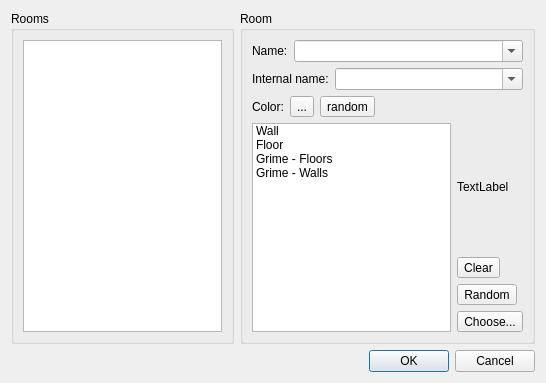
First picture: the form in src/tiled/BuildingEditor/roomsdialog.ui, repository timbaker/tiled, before the edit.
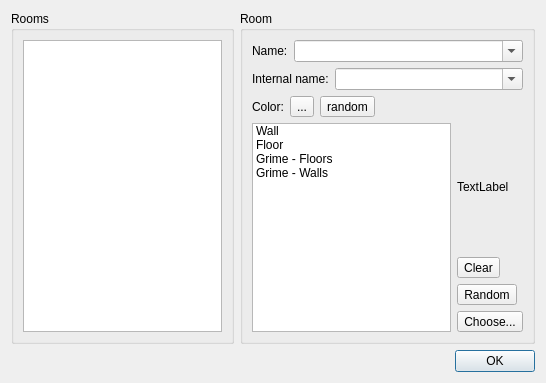
Second picture: the form after the edit. Icons and pictures are not drawn. Custom widgets are drawn as their Qt base class.

Commit message: Added undo/redo to BuildingEd's room-editor dialog.

The edit to the form file:
```diff
--- a/src/tiled/BuildingEditor/roomsdialog.ui
+++ b/src/tiled/BuildingEditor/roomsdialog.ui
@@ -35,7 +35,7 @@
       <enum>Qt::Horizontal</enum>
      </property>
      <property name="standardButtons">
-      <set>QDialogButtonBox::Cancel|QDialogButtonBox::Ok</set>
+      <set>QDialogButtonBox::Ok</set>
      </property>
     </widget>
    </item>
```
Left out of the diff: 17 changed lines with no effect on the pictures. The commit also changes 15 other files.
